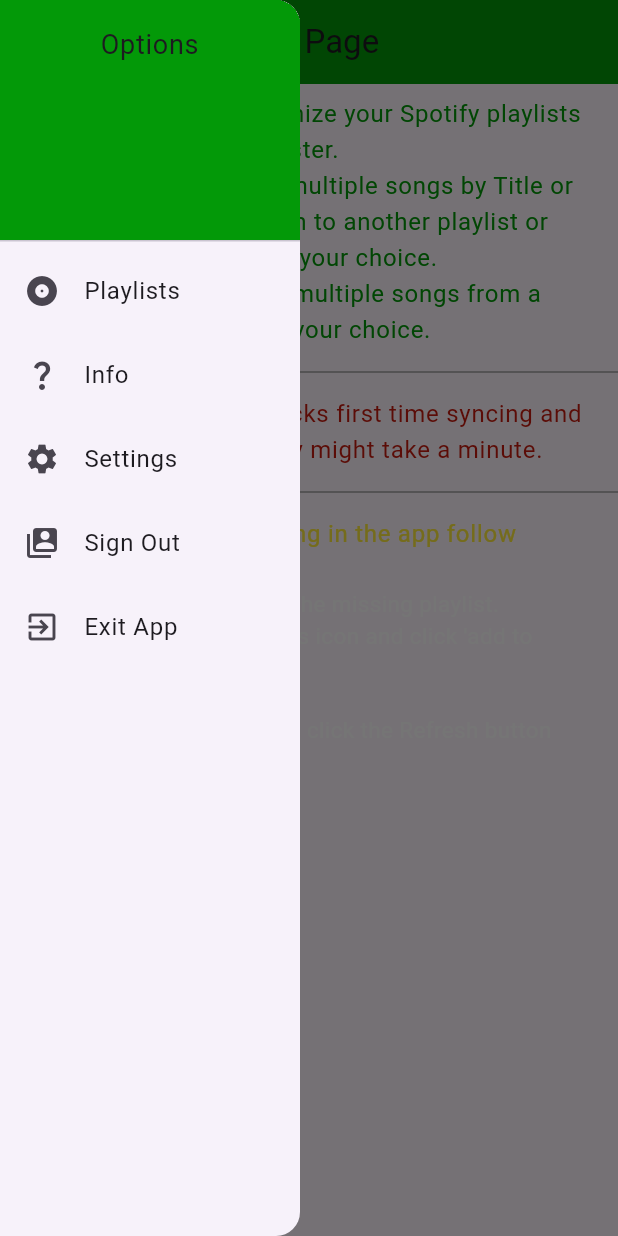
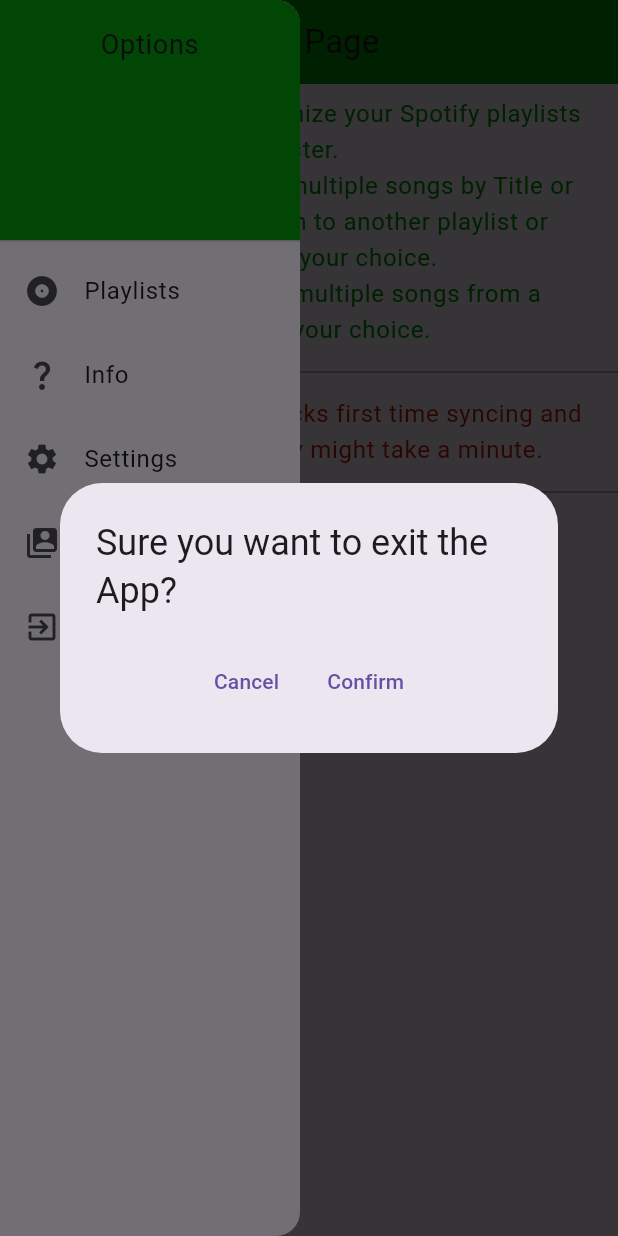
Before and after one commit to AmirStew101/Music_Mover_for_Spotify, a Flutter app: the InfoView screen opened by its route, after a tap on the "menu" icon, after a tap on "Exit App", on a phone screen of 412 x 824 dp. Run offline on Flutter 3.47's test engine with Material 3 defaults, Android fonts, the light colour scheme and no system bars; our stand-ins replace another_flushbar, cloud_firestore, firebase_analytics, firebase_auth, firebase_core, flutter_cache_manager and 4 more; accounts and stored records are empty; generated files the repository leaves out were written again.

Commit message:
Splash update & Exit confirmation

```diff
--- a/music_swapper/flutter_native_splash.yaml
+++ b/music_swapper/flutter_native_splash.yaml
@@ -20,7 +20,7 @@ flutter_native_splash:
 
   # The image parameter allows you to specify an image used in the splash screen.  It must be a
   # png file and should be sized for 4x pixel density.
-  image: android/app/src/main/res/mipmap-mdpi/box_mover.png
+  image: assets/images/Box_Mover.png
 
   # The branding property allows you to specify an image used as branding in the splash screen.
   # It must be a png file. It is supported for Android, iOS and the Web.  For Android 12,
@@ -52,7 +52,7 @@ flutter_native_splash:
     # 640 pixels in diameter.
     # App icon without an icon background: This should be 1152×1152 pixels, and fit within a circle
     # 768 pixels in diameter.
-    image: android/app/src/main/res/mipmap-xxhdpi/box_mover.png
+    image: assets/images/Box_Mover.png
 
     # Splash screen background color.
     color: "#24262b"
--- a/music_swapper/lib/src/home/home_view.dart
+++ b/music_swapper/lib/src/home/home_view.dart
@@ -223,9 +223,9 @@ class HomeViewState extends State<HomeView> with SingleTickerProviderStateMixin{
               );
             }
             else{
-                return Stack(
+                return const Stack(
                   children: [
-                    const Center(
+                    Center(
                       child: Column(
                         crossAxisAlignment: CrossAxisAlignment.center,
                         mainAxisAlignment: MainAxisAlignment.center,
@@ -238,7 +238,6 @@ class HomeViewState extends State<HomeView> with SingleTickerProviderStateMixin{
                         ]
                       )
                     ),
-                    homeAdRow(context, user),
                   ],
                 );
               }
--- a/music_swapper/lib/src/utils/global_classes/global_objects.dart
+++ b/music_swapper/lib/src/utils/global_classes/global_objects.dart
@@ -124,8 +124,39 @@ Drawer optionsMenu(BuildContext context){
           ListTile(
             leading: const Icon(Icons.exit_to_app),
             title: const Text('Exit App'),
-            onTap: () {
-              exit(0);
+            onTap: () async {
+              bool confirmed = false;
+
+              await showDialog(
+                context: context,
+                builder: (context) {
+                  return AlertDialog.adaptive(
+                    title: const Text('Sure you want to exit the App?'),
+                    actionsAlignment: MainAxisAlignment.center,
+                    actions: [
+                      TextButton(
+                        onPressed: () {
+                          //Close Popup
+                          Navigator.of(context).pop();
+                        },
+                        child: const Text('Cancel')
+                      ),
+                      TextButton(
+                        onPressed: () {
+                          confirmed = true;
+                          //Close Popup
+                          Navigator.of(context).pop();
+                        },
+                        child: const Text('Confirm'),
+                      ),
+                    ],
+                  );
+                },
+              );
+
+              if(confirmed){
+                exit(0);
+              }
             },
           ),
         ],
--- a/music_swapper/pubspec.yaml
+++ b/music_swapper/pubspec.yaml
@@ -1,5 +1,5 @@
 name: spotify_music_helper
-description: "A new Flutter project."
+description: "Move/Add/Remove multiple songs in a playlist."
 
 # Prevent accidental publishing to pub.dev.
 publish_to: 'none'
```
Also changed, not shown: 19 other files. Lines whose indentation alone changed are shown as unchanged.
